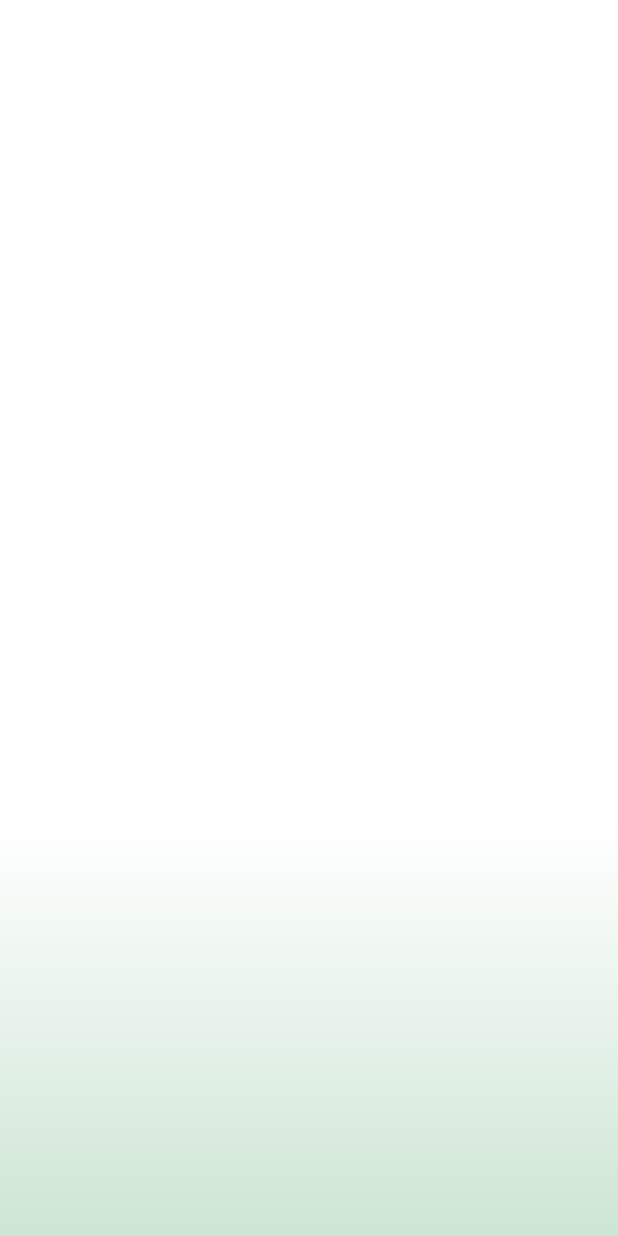
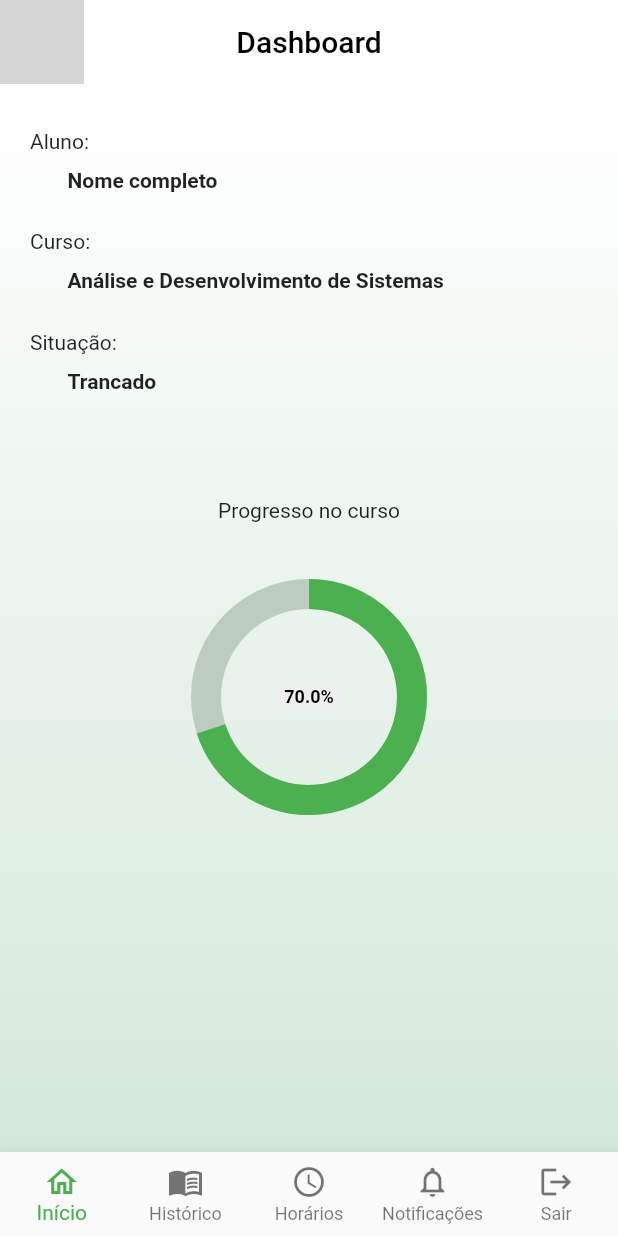
Before and after one commit to Foraza/processo-seletivo-tcc, a Flutter app: the HomePage screen opened by its route, on a phone screen of 412 x 824 dp. Run offline on Flutter 3.47's test engine with Material 2 defaults, Android fonts, the phone set to English and light mode, and no system bars; drawn by our look-alikes of pie_chart; grey boxes are pictures that could not be loaded.

Commit message:
Primeira versão da página home e sistema de logout

```diff
--- /dev/null
+++ b/lib/charts/donutChart.dart
@@ -0,0 +1,26 @@
+import 'package:flutter/material.dart';
+import 'package:pie_chart/pie_chart.dart';
+
+class DonutChart extends StatelessWidget {
+  final Map<String, double> dataMap;
+  final List<Color> colorList;
+
+  const DonutChart(this.dataMap, this.colorList);
+
+  @override
+  Widget build(BuildContext context) {
+    return PieChart(
+      dataMap: dataMap,
+      chartType: ChartType.ring,
+      chartRadius: MediaQuery.of(context).size.width / 3,
+      animationDuration: Duration(milliseconds: 800),
+      baseChartColor: Color.fromARGB(255, 188, 204, 191),
+      colorList: colorList,
+      centerText: dataMap['progress'].toString() + '%',
+      legendOptions: LegendOptions(showLegends: false),
+      chartValuesOptions: ChartValuesOptions(showChartValues: false),
+      initialAngleInDegree: 270,
+      totalValue: 100,
+    );
+  }
+}
--- /dev/null
+++ b/lib/controllers/chartController.dart
@@ -0,0 +1,22 @@
+import 'package:flutter/material.dart';
+import 'package:ifsp_app/charts/donutChart.dart';
+
+class Chart {
+  Map<String, double> _dataMap = {
+    'progress': 70,
+  };
+
+  List<Color> _colorList = [Colors.green];
+
+  Map<String, double> get dataMap {
+    return _dataMap;
+  }
+
+  List<Color> get colorList {
+    return _colorList;
+  }
+
+  Widget getDonutChart() {
+    return DonutChart(_dataMap, _colorList);
+  }
+}
--- a/lib/controllers/loginController.dart
+++ b/lib/controllers/loginController.dart
@@ -21,4 +21,10 @@ class Login {
       Navigator.pushNamed(context, '/home');
     }
   }
+
+  void logout(BuildContext context) {
+    login = '';
+    pswd = '';
+    Navigator.pushNamed(context, '/');
+  }
 }
--- a/lib/pages/HomePage.dart
+++ b/lib/pages/HomePage.dart
@@ -1,6 +1,9 @@
 import 'package:flutter/material.dart';
 import 'package:flutter/src/widgets/container.dart';
 import 'package:flutter/src/widgets/framework.dart';
+
+import '../controllers/chartController.dart';
+import '../controllers/loginController.dart';
 
 class HomePage extends StatefulWidget {
   const HomePage({super.key});
@@ -10,9 +13,24 @@ class HomePage extends StatefulWidget {
 }
 
 class _HomePageState extends State<HomePage> {
+  int _selectedIndex = 0;
+
   @override
   Widget build(BuildContext context) {
     return Scaffold(
+      appBar: AppBar(
+          centerTitle: true,
+          backgroundColor: Colors.white,
+          elevation: 0,
+          title: const Text(
+            'Dashboard',
+            style: TextStyle(color: Colors.black),
+          ),
+          leading: Image.asset(
+            './assets/img/logo_if.png',
+            width: 30,
+            height: 30,
+          )),
       body: SingleChildScrollView(
         child: Container(
           width: MediaQuery.of(context).size.width,
@@ -23,14 +41,106 @@ class _HomePageState extends State<HomePage> {
               end: Alignment.bottomCenter,
               colors: [
                 Colors.white,
-                Colors.white,
-                Colors.white,
                 Color.fromARGB(255, 205, 229, 212),
+              ],
+            ),
+          ),
+          child: Padding(
+            padding: const EdgeInsets.fromLTRB(20, 30, 20, 0),
+            child: Column(
+              children: [
+                Row(children: [const Text('Aluno:')]),
+                Padding(
+                  padding: const EdgeInsets.fromLTRB(25, 10, 0, 25),
+                  child: Row(
+                    children: [
+                      Text(
+                        'Nome completo',
+                        style: TextStyle(fontWeight: FontWeight.bold),
+                      )
+                    ],
+                  ),
+                ),
+                Row(children: [const Text('Curso:')]),
+                Padding(
+                  padding: const EdgeInsets.fromLTRB(25, 10, 0, 25),
+                  child: Row(
+                    children: [
+                      Text(
+                        'Análise e Desenvolvimento de Sistemas',
+                        style: TextStyle(fontWeight: FontWeight.bold),
+                      )
+                    ],
+                  ),
+                ),
+                Row(children: [const Text('Situação:')]),
+                Padding(
+                  padding: const EdgeInsets.fromLTRB(25, 10, 0, 0),
+                  child: Row(
+                    children: [
+                      Text(
+                        'Trancado',
+                        style: TextStyle(fontWeight: FontWeight.bold),
+                      )
+                    ],
+                  ),
+                ),
+                Container(
+                  margin: const EdgeInsets.only(top: 70),
+                  child: Row(
+                    mainAxisAlignment: MainAxisAlignment.center,
+                    children: [
+                      const Text('Progresso no curso'),
+                    ],
+                  ),
+                ),
+                Container(
+                  margin: const EdgeInsets.only(top: 40),
+                  child: Chart().getDonutChart(),
+                )
               ],
             ),
           ),
         ),
       ),
+      bottomNavigationBar: BottomNavigationBar(
+        type: BottomNavigationBarType.fixed,
+        currentIndex: _selectedIndex,
+        items: const [
+          BottomNavigationBarItem(
+            icon: Icon(Icons.home_outlined),
+            label: 'Início',
+          ),
+          BottomNavigationBarItem(
+            icon: Icon(Icons.menu_book_outlined),
+            label: 'Histórico',
+          ),
+          BottomNavigationBarItem(
+            icon: Icon(Icons.access_time),
+            label: 'Horários',
+          ),
+          BottomNavigationBarItem(
+            icon: Icon(Icons.notifications_outlined),
+            label: 'Notificações',
+          ),
+          BottomNavigationBarItem(
+            icon: Icon(Icons.logout),
+            label: 'Sair',
+          ),
+        ],
+        onTap: (index) => {
+          if (index == 4)
+            {
+              Login().logout(context),
+            }
+          else
+            {
+              setState(
+                () => {_selectedIndex = index},
+              )
+            }
+        },
+      ),
     );
   }
 }
--- a/lib/pages/LoginPage.dart
+++ b/lib/pages/LoginPage.dart
@@ -24,8 +24,6 @@ class _LoginPageState extends State<LoginPage> {
               begin: Alignment.topCenter,
               end: Alignment.bottomCenter,
               colors: [
-                Colors.white,
-                Colors.white,
                 Colors.white,
                 Color.fromARGB(255, 205, 229, 212),
               ],
--- a/pubspec.yaml
+++ b/pubspec.yaml
@@ -32,7 +32,7 @@ dependencies:
   flutter:
     sdk: flutter
 
-
+  pie_chart: ^5.3.2
   # The following adds the Cupertino Icons font to your application.
   # Use with the CupertinoIcons class for iOS style icons.
   cupertino_icons: ^1.0.2
```
Also changed, not shown: pubspec.lock, 1 other file.
